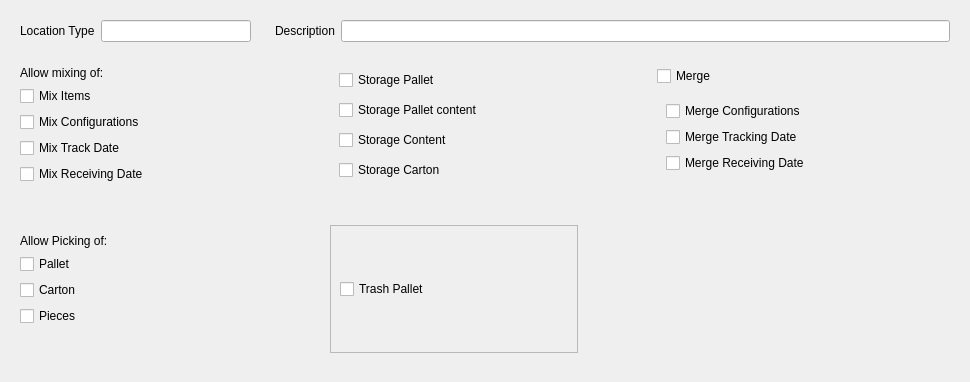
Before: the Qt Designer form WMS_System/UI/LocationTypeMaintance.ui in cdefaz08/WMS, drawn with Qt 5.
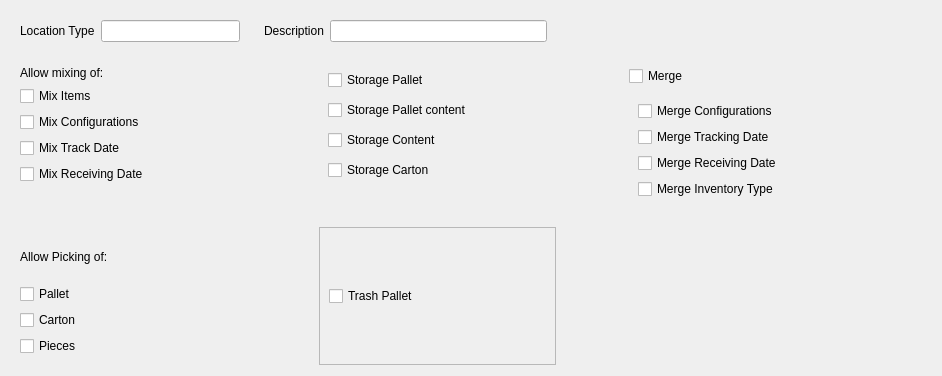
After: the same form once the commit is applied.

Diff of the .ui file:
```diff
--- a/WMS_System/UI/LocationTypeMaintance.ui
+++ b/WMS_System/UI/LocationTypeMaintance.ui
@@ -6,15 +6,47 @@
    <rect>
     <x>0</x>
     <y>0</y>
-    <width>970</width>
-    <height>382</height>
+    <width>942</width>
+    <height>376</height>
    </rect>
   </property>
   <property name="windowTitle">
    <string>Form</string>
   </property>
   <layout class="QGridLayout" name="gridLayout_8">
-   <item row="2" column="0">
+   <item row="0" column="0">
+    <widget class="QWidget" name="widget" native="true">
+     <layout class="QGridLayout" name="gridLayout">
+      <item row="0" column="0">
+       <widget class="QLabel" name="label">
+        <property name="text">
+         <string>Location Type</string>
+        </property>
+       </widget>
+      </item>
+      <item row="0" column="1">
+       <widget class="QLineEdit" name="location_type"/>
+      </item>
+     </layout>
+    </widget>
+   </item>
+   <item row="0" column="1" colspan="2">
+    <widget class="QWidget" name="widget_3" native="true">
+     <layout class="QGridLayout" name="gridLayout_2">
+      <item row="0" column="2">
+       <widget class="QLineEdit" name="description"/>
+      </item>
+      <item row="0" column="1">
+       <widget class="QLabel" name="label_2">
+        <property name="text">
+         <string>Description</string>
+        </property>
+       </widget>
+      </item>
+     </layout>
+    </widget>
+   </item>
+   <item row="1" column="0">
     <widget class="QFrame" name="frame_2">
      <property name="frameShape">
       <enum>QFrame::NoFrame</enum>
@@ -24,7 +56,7 @@
      </property>
      <layout class="QGridLayout" name="gridLayout_4">
       <item row="4" column="0">
-       <widget class="QCheckBox" name="sto_pall_cart_flag_2">
+       <widget class="QCheckBox" name="mix_receivingdate_flag">
         <property name="text">
          <string>Mix Receiving Date</string>
         </property>
@@ -45,7 +77,7 @@
        </widget>
       </item>
       <item row="2" column="0">
-       <widget class="QCheckBox" name="sto_pall_con_flag_2">
+       <widget class="QCheckBox" name="mix_cfg_flag">
         <property name="text">
          <string>Mix Configurations</string>
         </property>
@@ -61,36 +93,20 @@
      </layout>
     </widget>
    </item>
-   <item row="1" column="1" colspan="4">
-    <widget class="QWidget" name="widget_3" native="true">
-     <layout class="QGridLayout" name="gridLayout_2">
-      <item row="0" column="2">
-       <widget class="QLineEdit" name="Description"/>
-      </item>
-      <item row="0" column="1">
-       <widget class="QLabel" name="label_2">
-        <property name="text">
-         <string>Description</string>
-        </property>
-       </widget>
-      </item>
-     </layout>
-    </widget>
-   </item>
-   <item row="3" column="0">
-    <spacer name="horizontalSpacer">
+   <item row="1" column="1" rowspan="3">
+    <spacer name="verticalSpacer">
      <property name="orientation">
-      <enum>Qt::Horizontal</enum>
+      <enum>Qt::Vertical</enum>
      </property>
      <property name="sizeHint" stdset="0">
       <size>
-       <width>40</width>
-       <height>20</height>
+       <width>58</width>
+       <height>308</height>
       </size>
      </property>
     </spacer>
    </item>
-   <item row="2" column="2">
+   <item row="1" column="2">
     <widget class="QFrame" name="frame">
      <property name="frameShape">
       <enum>QFrame::NoFrame</enum>
@@ -130,7 +146,20 @@
      </layout>
     </widget>
    </item>
-   <item row="2" column="4">
+   <item row="1" column="3" rowspan="3">
+    <spacer name="verticalSpacer_2">
+     <property name="orientation">
+      <enum>Qt::Vertical</enum>
+     </property>
+     <property name="sizeHint" stdset="0">
+      <size>
+       <width>58</width>
+       <height>308</height>
+      </size>
+     </property>
+    </spacer>
+   </item>
+   <item row="1" column="4" rowspan="2">
     <widget class="QFrame" name="frame_5">
      <property name="frameShape">
       <enum>QFrame::NoFrame</enum>
@@ -155,6 +184,20 @@
          <enum>QFrame::Raised</enum>
         </property>
         <layout class="QGridLayout" name="gridLayout_6">
+         <item row="0" column="0">
+          <widget class="QCheckBox" name="merge_cfg_code">
+           <property name="text">
+            <string>Merge Configurations</string>
+           </property>
+          </widget>
+         </item>
+         <item row="3" column="0">
+          <widget class="QCheckBox" name="merge_receiving_date">
+           <property name="text">
+            <string>Merge Receiving Date</string>
+           </property>
+          </widget>
+         </item>
          <item row="2" column="0">
           <widget class="QCheckBox" name="merge_trackingdate">
            <property name="text">
@@ -162,17 +205,10 @@
            </property>
           </widget>
          </item>
-         <item row="3" column="0">
-          <widget class="QCheckBox" name="mix_receivingdate_flag">
+         <item row="4" column="0">
+          <widget class="QCheckBox" name="merge_inventory_type">
            <property name="text">
-            <string>Merge Receiving Date</string>
-           </property>
-          </widget>
-         </item>
-         <item row="0" column="0">
-          <widget class="QCheckBox" name="mix_cfg_flag">
-           <property name="text">
-            <string>Merge Configurations</string>
+            <string>Merge Inventory Type</string>
            </property>
           </widget>
          </item>
@@ -182,62 +218,33 @@
      </layout>
     </widget>
    </item>
-   <item row="2" column="1" rowspan="5">
-    <spacer name="verticalSpacer">
+   <item row="2" column="0">
+    <spacer name="horizontalSpacer">
      <property name="orientation">
-      <enum>Qt::Vertical</enum>
+      <enum>Qt::Horizontal</enum>
      </property>
      <property name="sizeHint" stdset="0">
       <size>
-       <width>58</width>
-       <height>314</height>
+       <width>40</width>
+       <height>20</height>
       </size>
      </property>
     </spacer>
    </item>
-   <item row="4" column="4" rowspan="3">
-    <spacer name="horizontalSpacer_4">
+   <item row="2" column="2">
+    <spacer name="horizontalSpacer_2">
      <property name="orientation">
       <enum>Qt::Horizontal</enum>
      </property>
      <property name="sizeHint" stdset="0">
       <size>
-       <width>311</width>
-       <height>138</height>
+       <width>40</width>
+       <height>20</height>
       </size>
      </property>
     </spacer>
    </item>
-   <item row="1" column="0">
-    <widget class="QWidget" name="widget" native="true">
-     <layout class="QGridLayout" name="gridLayout">
-      <item row="0" column="0">
-       <widget class="QLabel" name="label">
-        <property name="text">
-         <string>Location Type</string>
-        </property>
-       </widget>
-      </item>
-      <item row="0" column="1">
-       <widget class="QLineEdit" name="location_type"/>
-      </item>
-     </layout>
-    </widget>
-   </item>
-   <item row="2" column="3" rowspan="5">
-    <spacer name="verticalSpacer_2">
-     <property name="orientation">
-      <enum>Qt::Vertical</enum>
-     </property>
-     <property name="sizeHint" stdset="0">
-      <size>
-       <width>58</width>
-       <height>314</height>
-      </size>
-     </property>
-    </spacer>
-   </item>
-   <item row="4" column="0">
+   <item row="3" column="0">
     <widget class="QFrame" name="frame_3">
      <property name="frameShape">
       <enum>QFrame::NoFrame</enum>
@@ -277,7 +284,7 @@
      </layout>
     </widget>
    </item>
-   <item row="4" column="2" rowspan="2">
+   <item row="3" column="2">
     <widget class="QFrame" name="frame_6">
      <property name="frameShape">
       <enum>QFrame::StyledPanel</enum>
@@ -296,15 +303,15 @@
      </layout>
     </widget>
    </item>
-   <item row="3" column="2">
-    <spacer name="horizontalSpacer_2">
+   <item row="3" column="4">
+    <spacer name="horizontalSpacer_4">
      <property name="orientation">
       <enum>Qt::Horizontal</enum>
      </property>
      <property name="sizeHint" stdset="0">
       <size>
-       <width>40</width>
-       <height>20</height>
+       <width>311</width>
+       <height>138</height>
       </size>
      </property>
     </spacer>
```
Left out of the diff: 6 changed lines with no effect on the pictures.
